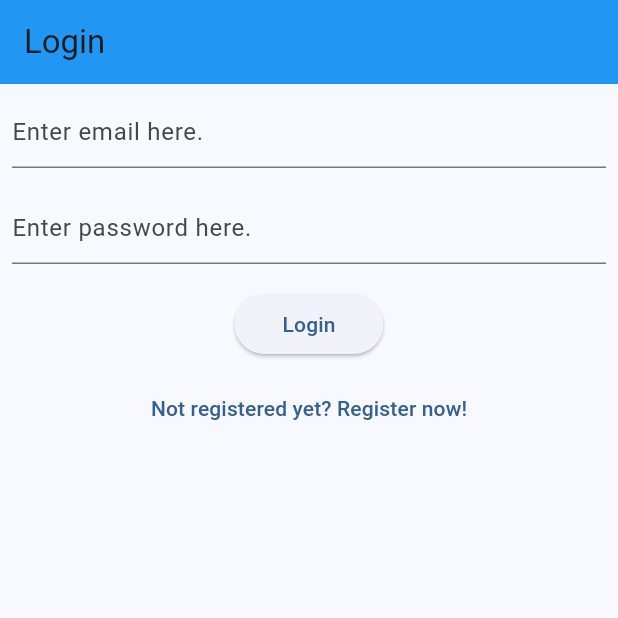
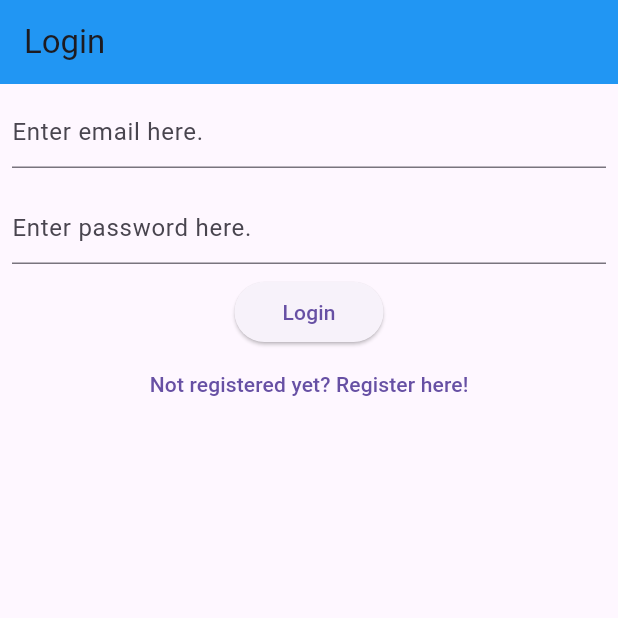
Before and after one commit to Aryan-Bodhe/flutter-notes-app, a Flutter app: the screen it shows after launch, after a tap on "Already registered? Login here!", on a phone screen of 412 x 824 dp, the top half of it. Run offline on Flutter 3.47's test engine with Material 3 defaults, Android fonts, the phone set to English and light mode, and no system bars; our stand-ins replace firebase_auth, firebase_core; accounts and stored records are empty; network calls fail.

```diff
--- a/lib/main.dart
+++ b/lib/main.dart
@@ -6,15 +6,15 @@ import 'package:mynotes/views/notes_view.dart';
 import 'package:mynotes/views/register_view.dart';
 import 'package:mynotes/views/verify_email_view.dart';
 
+
 void main() {
   WidgetsFlutterBinding
       .ensureInitialized(); // confirms firebase is started b4 evth else
 
   runApp(MaterialApp(
-    title: 'Flutter Demo',
+    title: 'MyNotes',
     theme: ThemeData(
-      colorScheme: ColorScheme.fromSeed(seedColor: Colors.blue),
-      useMaterial3: true,
+      primarySwatch: Colors.blue,
     ),
     home: const HomePage(),
     routes: {
@@ -39,7 +39,7 @@ class HomePage extends StatelessWidget {
             final user = AuthService.firebase().currentUser;
             if (user != null) {
               if (user.isEmailVerified) {
-                return const LoginView();
+                return const NotesView();
               } else {
                 return const VerifyEmailView();
               }
--- a/lib/services/auth/auth_user.dart
+++ b/lib/services/auth/auth_user.dart
@@ -1,10 +1,11 @@
 import 'package:firebase_auth/firebase_auth.dart' show User;
 import 'package:flutter/material.dart';
+import 'package:flutter/widgets.dart';
 
 @immutable
 class AuthUser {
   final bool isEmailVerified;
-  const AuthUser(this.isEmailVerified);
+  const AuthUser({required this.isEmailVerified});
 
-  factory AuthUser.fromFirebase(User user) => AuthUser(user.emailVerified); //created a copy of the User from firebase
+  factory AuthUser.fromFirebase(User user) => AuthUser(isEmailVerified: user.emailVerified); //created a copy of the User from firebase
 }
--- a/lib/views/login_view.dart
+++ b/lib/views/login_view.dart
@@ -1,3 +1,4 @@
+import 'dart:developer' as devtools show log;
 import 'package:flutter/material.dart';
 import 'package:mynotes/constants/routes.dart';
 import 'package:mynotes/services/auth/auth_exceptions.dart';
@@ -11,20 +12,20 @@ class LoginView extends StatefulWidget {
 }
 
 class _LoginViewState extends State<LoginView> {
-  late final TextEditingController emailController;
-  late final TextEditingController passwordController;
+  late final TextEditingController _emailController;
+  late final TextEditingController _passwordController;
 
   @override
   void initState() {
-    emailController = TextEditingController();
-    passwordController = TextEditingController();
+    _emailController = TextEditingController();
+    _passwordController = TextEditingController();
     super.initState();
   }
 
   @override
   void dispose() {
-    emailController.dispose();
-    passwordController.dispose();
+    _emailController.dispose();
+    _passwordController.dispose();
     super.dispose();
   }
 
@@ -35,12 +36,7 @@ class _LoginViewState extends State<LoginView> {
         backgroundColor: Colors.blue,
         title: const Text('Login'),
       ),
-      body: FutureBuilder(
-        future: AuthService.firebase().initialise(),
-        builder: (context, snapshot) {
-          switch (snapshot.connectionState) {
-            case ConnectionState.done:
-              return Column(
+      body: Column(
                 children: [
                   Padding(
                     padding: const EdgeInsets.all(8.0),
@@ -48,12 +44,12 @@ class _LoginViewState extends State<LoginView> {
                     // Textfield for email
                     //
                     child: TextField(
+                      controller: _emailController,
+                      keyboardType: TextInputType.emailAddress,
+                      enableSuggestions: false,
+                      autocorrect: false,
                       decoration:
-                          const InputDecoration(hintText: 'Enter email here.'),
-                      controller: emailController,
-                      autocorrect: false,
-                      enableSuggestions: false,
-                      keyboardType: TextInputType.emailAddress,
+                          const InputDecoration(hintText: 'Enter email here.',),
                     ),
                   ),
                   //
@@ -62,23 +58,21 @@ class _LoginViewState extends State<LoginView> {
                   Padding(
                     padding: const EdgeInsets.all(8.0),
                     child: TextField(
-                      decoration: const InputDecoration(
-                          hintText: 'Enter password here.'),
                       obscureText: true,
                       autocorrect: false,
                       enableSuggestions: false,
-                      controller: passwordController,
+                      controller: _passwordController,
+                      decoration: const InputDecoration(
+                          hintText: 'Enter password here.'),
                     ),
                   ),
                   //
                   // registering button
                   //
-                  Padding(
-                    padding: const EdgeInsets.all(8.0),
-                    child: ElevatedButton(
+                  ElevatedButton(
                     onPressed: () async {
-                        final email = emailController.text;
-                        final password = passwordController.text;
+                      final email = _emailController.text;
+                      final password = _passwordController.text;
                       try {
                         await AuthService.firebase().logIn(
                           email: email,
@@ -89,6 +83,7 @@ class _LoginViewState extends State<LoginView> {
 
                         if (user?.isEmailVerified ?? false) {
                           if (context.mounted) {
+                            // user's email is verified
                             Navigator.of(context).pushNamedAndRemoveUntil(
                               notesRoute,
                               (route) => false,
@@ -96,6 +91,7 @@ class _LoginViewState extends State<LoginView> {
                           }
                         } else {
                           if (context.mounted) {
+                            // user's email is NOT verified
                             Navigator.of(context).pushNamedAndRemoveUntil(
                               verifyEmailRoute,
                               (route) => false,
@@ -104,21 +100,22 @@ class _LoginViewState extends State<LoginView> {
                         }
                       } on UserNotFoundAuthException {
                         if (context.mounted) {
-                            showErrorDialog(
+                          await showErrorDialog(
                             context,
-                              'User Not Found. Try creating an account first.',
+                            'User Not Found.',
                           );
                         }
                       } on WrongPasswordAuthException {
                         if (context.mounted) {
-                            showErrorDialog(
+                          await showErrorDialog(
                             context,
                             'Wrong Credentials.',
                           );
                         }
-                        } on GenericAuthException {
+                      } on GenericAuthException catch (e) {
+                        devtools.log('ERROR : $e');
                         if (context.mounted) {
-                            showErrorDialog(
+                          await showErrorDialog(
                             context,
                             'Authentication error.',
                           );
@@ -132,23 +129,16 @@ class _LoginViewState extends State<LoginView> {
                       ),
                     ),
                   ),
-                  ),
 
                   TextButton(
                     onPressed: () {
                       Navigator.of(context).pushNamedAndRemoveUntil(
                           registerRoute, (route) => false);
                     },
-                    child: const Text('Not registered yet? Register now!'),
+                    child: const Text('Not registered yet? Register here!'),
+                  ),
+                ]
               )
-                ],
-              );
-
-            default:
-              return const Text("Loading...");
-          }
-        },
-      ),
     );
   }
 }
--- a/lib/views/register_view.dart
+++ b/lib/views/register_view.dart
@@ -36,34 +36,23 @@ class _RegisterViewState extends State<RegisterView> {
           title: const Text('Register'),
         ),
         // initialise firebase
-      body: FutureBuilder(
-        future: AuthService.firebase().initialise(),
-        builder: (context, snapshot) {
-          //check if firebase is online
-          switch (snapshot.connectionState) {
-            case ConnectionState.done:
-              return Column(
+        body: Padding(
+          padding: const EdgeInsets.all(8.0),
+          child: Column(
             children: [
-                  Padding(
-                    padding: const EdgeInsets.all(8.0),
-                    //
-                    // Textfield for email
-                    //
-                    child: TextField(
-                      decoration:
-                          const InputDecoration(hintText: 'Enter email here.'),
+              TextField(
                 controller: emailController,
                 autocorrect: false,
                 enableSuggestions: false,
                 keyboardType: TextInputType.emailAddress,
+                decoration: const InputDecoration(
+                  hintText: 'Enter email here.',
                 ),
               ),
               //
               // Textfield for password
               //
-                  Padding(
-                    padding: const EdgeInsets.all(8.0),
-                    child: TextField(
+              TextField(
                 decoration: const InputDecoration(
                   hintText: 'Enter password here.',
                 ),
@@ -72,41 +61,40 @@ class _RegisterViewState extends State<RegisterView> {
                 enableSuggestions: false,
                 controller: passwordController,
               ),
-                  ),
 
               // registering button
 
-                  Padding(
-                    padding: const EdgeInsets.all(8.0),
-                    child: ElevatedButton(
+              ElevatedButton(
                 onPressed: () async {
                   final email = emailController.text;
                   final password = passwordController.text;
 
                   try {
-                          await AuthService.firebase().createUser(email: email, password: password);
-                          await AuthService.firebase().sendEmailVerification();
+                    await AuthService.firebase().createUser(
+                      email: email,
+                      password: password,
+                    );
+                    AuthService.firebase().sendEmailVerification();
                     if (context.mounted) {
                       Navigator.of(context).pushNamed(verifyEmailRoute);
                     }
                   } on WeakPasswordAuthException {
                     if (context.mounted) {
-                              showErrorDialog(
+                      await showErrorDialog(
                         context,
-                                'Weak Password. Minimum password length required is 6 characters.',
+                        'Weak Password. Password must be minimum 6 characters long.',
                       );
                     }
-                        }
-                        on EmailAlreadyInUseAuthException {
+                  } on EmailAlreadyInUseAuthException {
                     if (context.mounted) {
-                              showErrorDialog(
+                      await showErrorDialog(
                         context,
                         'Email is already in use.',
                       );
                     }
                   } on InvalidEmailAuthException {
                     if (context.mounted) {
-                              showErrorDialog(
+                      await showErrorDialog(
                         context,
                         'Email address is invalid.',
                       );
@@ -115,7 +103,7 @@ class _RegisterViewState extends State<RegisterView> {
                     if (context.mounted) {
                       showErrorDialog(
                         context,
-                                'Registration error. Please try again.',
+                        'Registration failed. Please try again.',
                       );
                     }
                   }
@@ -127,22 +115,18 @@ class _RegisterViewState extends State<RegisterView> {
                   ),
                 ),
               ),
-                  ),
 
               TextButton(
                 onPressed: () {
                   Navigator.of(context).pushNamedAndRemoveUntil(
-                            loginRoute, (route) => false);
+                    loginRoute,
+                    (route) => false,
+                  );
                 },
-                      child: const Text('Already registered? Login here!'))
+                child: const Text('Already registered? Login here!'),
+              )
             ],
-              );
-
-            default:
-              return const CircularProgressIndicator();
-          }
-        },
           ),
-    );
+        ));
   }
 }
--- a/pubspec.yaml
+++ b/pubspec.yaml
@@ -50,6 +50,7 @@ dev_dependencies:
   # package. See that file for information about deactivating specific lint
   # rules and activating additional ones.
   flutter_lints: ^3.0.0
+  test: ^1.24.9
 
 # For information on the generic Dart part of this file, see the
 # following page: https://dart.dev/tools/pub/pubspec
```
Also changed, not shown: lib/services/auth/firebase_auth_provider.dart (+8 -7 lines), lib/views/verify_email_view.dart (+0 -8 lines), lib/views/notes_view.dart (line endings or trailing spaces), pubspec.lock, 3 other files. Lines whose indentation alone changed are shown as unchanged.
